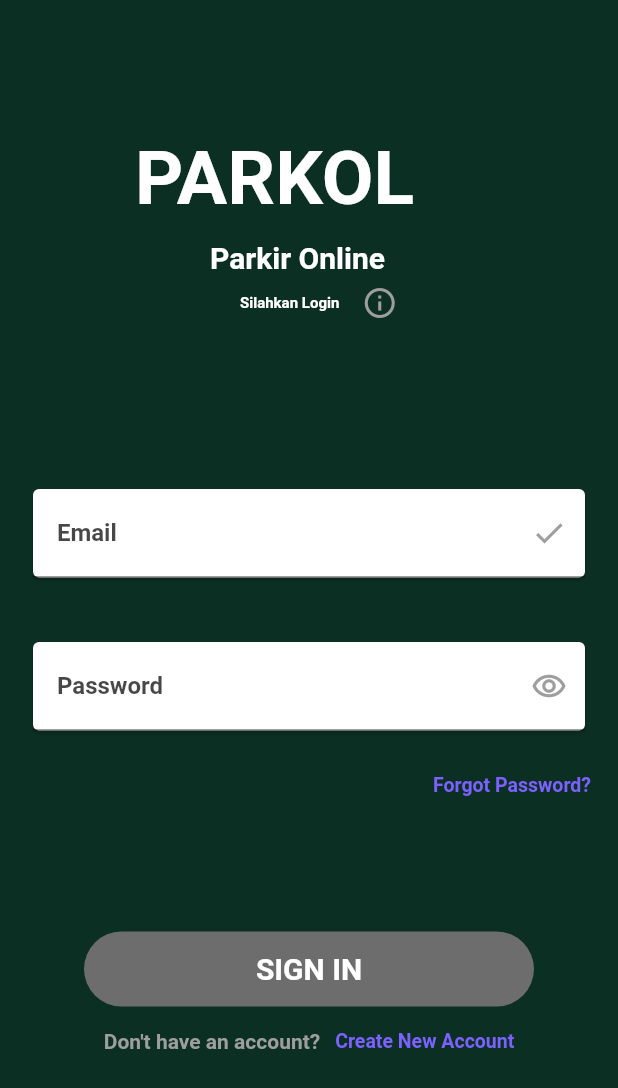
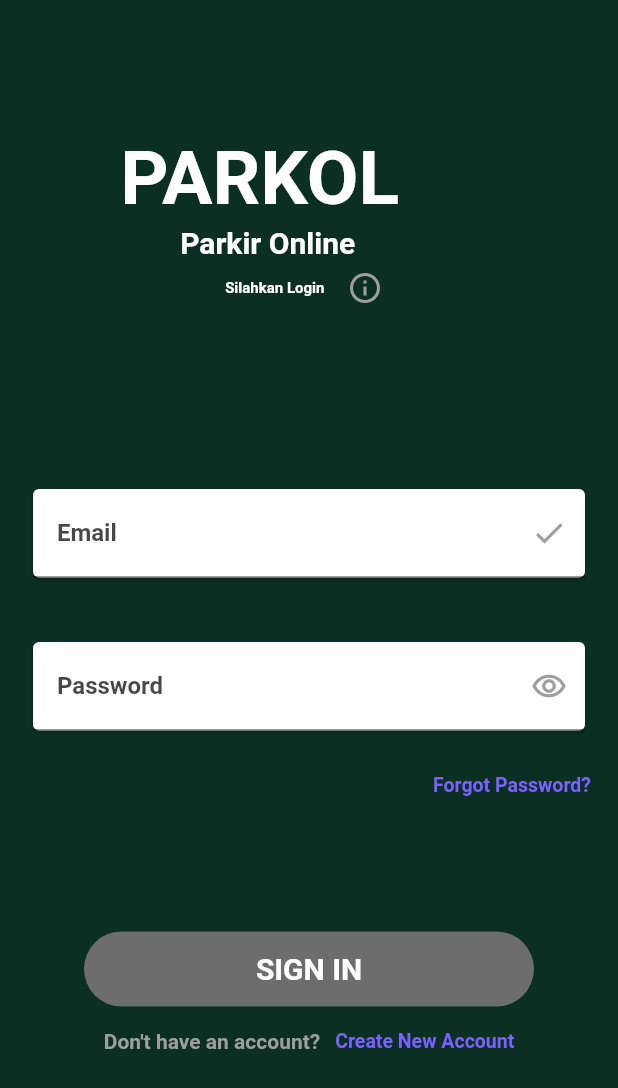
Before and after one commit to fach3f/Parkol-ParkirOnline, a Flutter app: the screen it shows after launch, on a phone screen of 412 x 824 dp. Shown: the top 1088 px of the screen. Run offline on Flutter 3.47's test engine with Material 2 defaults, Android fonts, the phone set to English and light mode, and no system bars; our stand-ins replace google_fonts, loading_animation_widget; Roboto replaces fonts that are missing (Goldman).

Commit message:
Update Login.dart

```diff
--- a/lib/Login.dart
+++ b/lib/Login.dart
@@ -1,8 +1,7 @@
 import 'package:flutter/material.dart';
 import 'package:google_fonts/google_fonts.dart';
-
 import 'package:parkol/Signup.dart';
-import 'package:parkol/kapasitas.dart';
+import 'package:parkol/landing.dart';
 
 class Login extends StatefulWidget {
   const Login({Key? key}) : super(key: key);
@@ -20,7 +19,7 @@ class _LoginState extends State<Login> {
         children: [
           Container(
             child: Padding(
-              padding: const EdgeInsets.only(top: 90, left: 90),
+              padding:  const EdgeInsets.only(left: 80.10,top: 90),
               child: Text(
                 'PARKOL',
                 style: GoogleFonts.goldman(
@@ -33,7 +32,7 @@ class _LoginState extends State<Login> {
           ),
           Container(
             child: Padding(
-              padding: const EdgeInsets.only(top: 160, left: 140),
+              padding:  const EdgeInsets.only(left: 120.10,top: 150),
               child: Text(
                 'Parkir Online',
                 style: GoogleFonts.goldman(
@@ -46,7 +45,7 @@ class _LoginState extends State<Login> {
           ),
           Container(
             child: Padding(
-              padding: const EdgeInsets.only(top: 190, left: 160),
+              padding:  const EdgeInsets.only(left: 150.10,top: 180),
               child: Row(
                 children: [
                   Text(
@@ -137,7 +136,7 @@ class _LoginState extends State<Login> {
                       ),
                       child: TextButton(
                         onPressed: () {
-                          Navigator.push(context, MaterialPageRoute(builder: (context) => Kapasitas()));
+                          Navigator.push(context, MaterialPageRoute(builder: (context) => landing()));
                         },
                         child: const Text(
                           'SIGN IN',
```
